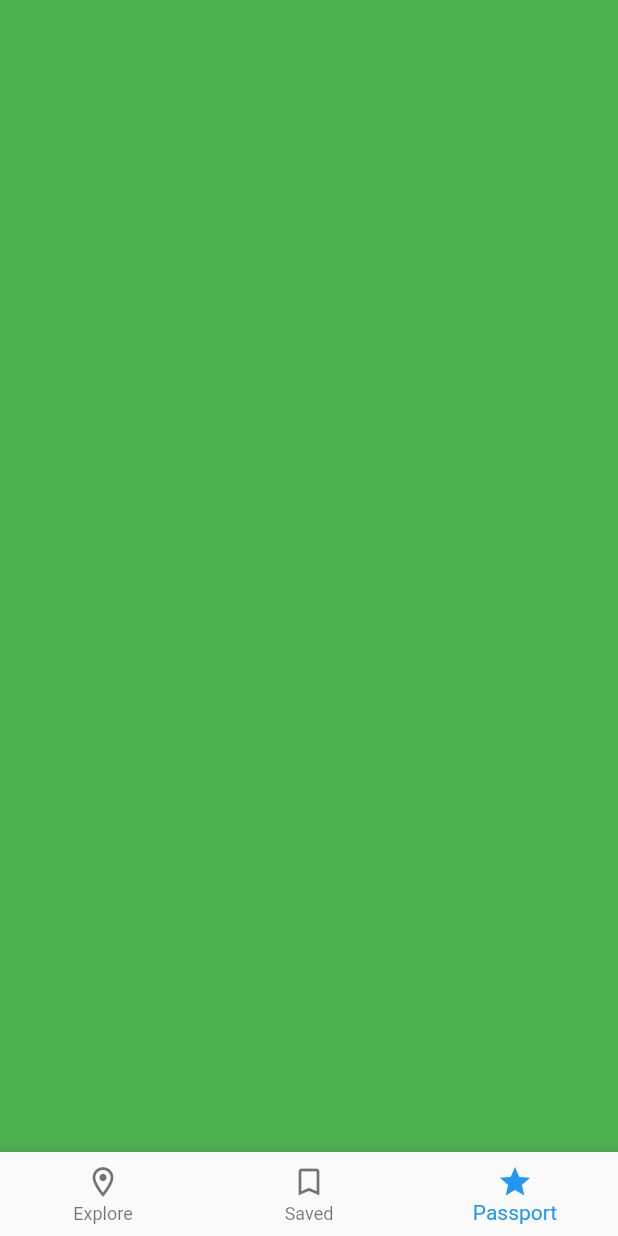
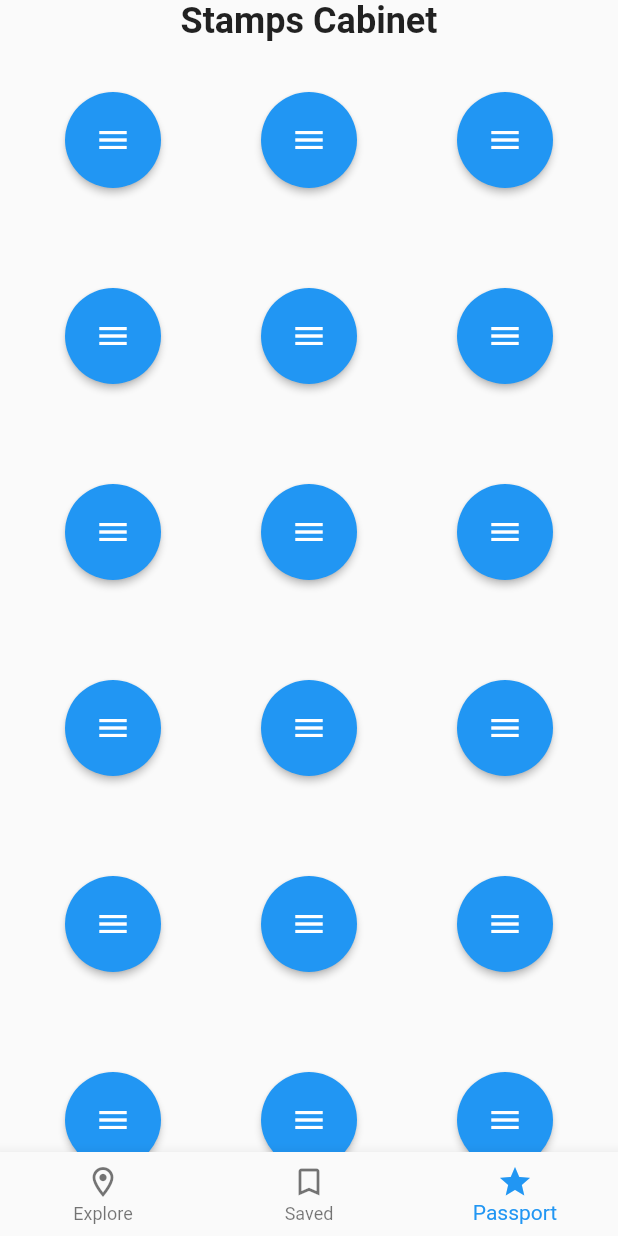
Before and after one commit to hsiehby/Mappu, a Flutter app: the screen it shows after launch, item 3 of the bottom bar chosen, on a phone screen of 412 x 824 dp. Run offline on Flutter 3.47's test engine with Material 2 defaults, Android fonts, the phone set to English and light mode, and no system bars; our stand-ins replace geocoding, google_maps_flutter, material_floating_search_bar, timeago; missing offline and left inert: flutter_config, flutter_inappwebview; network calls fail.

Commit message:
before git pull

```diff
--- a/lib/screens/passport/components/stamps_cabinet.dart
+++ b/lib/screens/passport/components/stamps_cabinet.dart
@@ -0,0 +1,47 @@
+import 'package:flutter/material.dart';
+
+class StampsCabinet extends StatefulWidget {
+  const StampsCabinet({Key? key}) : super(key: key);
+
+  @override
+  _StampsCabinetState createState() => _StampsCabinetState();
+}
+
+class _StampsCabinetState extends State<StampsCabinet> {
+  @override
+  Widget build(BuildContext context) {
+    return SafeArea(
+      child: Column(
+        children: [
+          Align(alignment: Alignment.center,
+              child: Text("Stamps Cabinet", style: TextStyle(fontSize: 24.0, fontWeight: FontWeight.w600),)),
+          Expanded(
+            child: Padding(
+              padding: const EdgeInsets.symmetric(horizontal: 10.0),
+              child: GridView.count(
+                // Create a grid with 2 columns. If you change the scrollDirection to
+                // horizontal, this produces 2 rows.
+                crossAxisCount: 3,
+                // Generate 100 widgets that display their index in the List.
+                children: List.generate(100, (index) {
+                  return Center(
+                    child: ElevatedButton(
+                      onPressed: () {},
+                      child: Icon(Icons.menu, color: Colors.white),
+                      style: ElevatedButton.styleFrom(
+                        shape: CircleBorder(),
+                        padding: EdgeInsets.all(20),
+                        primary: Colors.blue, // <-- Button color
+                        onPrimary: Colors.red, // <-- Splash color
+                      ),
+                    )
+                  );
+                }),
+              ),
+            ),
+          ),
+        ],
+      ),
+    );
+  }
+}
--- a/lib/screens/passport/passport.dart
+++ b/lib/screens/passport/passport.dart
@@ -1,12 +1,14 @@
 import 'package:flutter/material.dart';
+import 'components/stamps_cabinet.dart';
 
 class PassportWidget extends StatelessWidget {
   const PassportWidget({Key? key}) : super(key: key);
 
   @override
   Widget build(BuildContext context) {
-    return Container(
-      color: Colors.green,
+    return Scaffold(
+      // appBar: AppBar(),
+      body: StampsCabinet(),
     );
   }
 }
```
Also changed, not shown: pubspec.lock, 1 other file.
